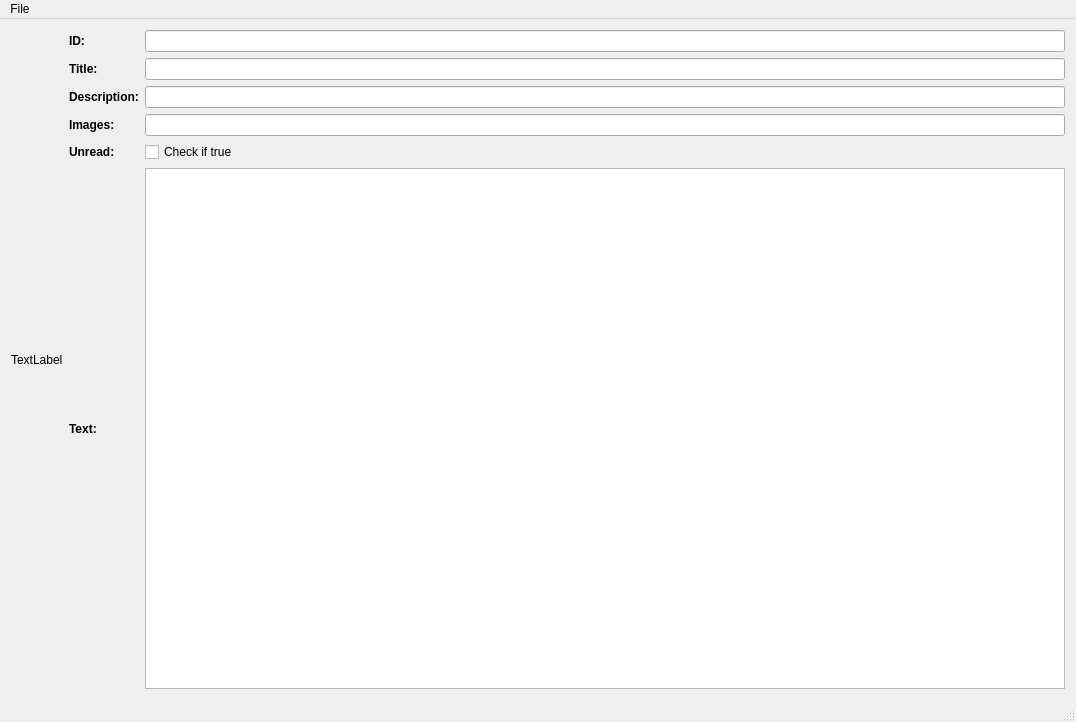
The window that mainwindow.ui (IAmBullsaw/JsonEditor) describes before a commit, drawn with Qt 5.
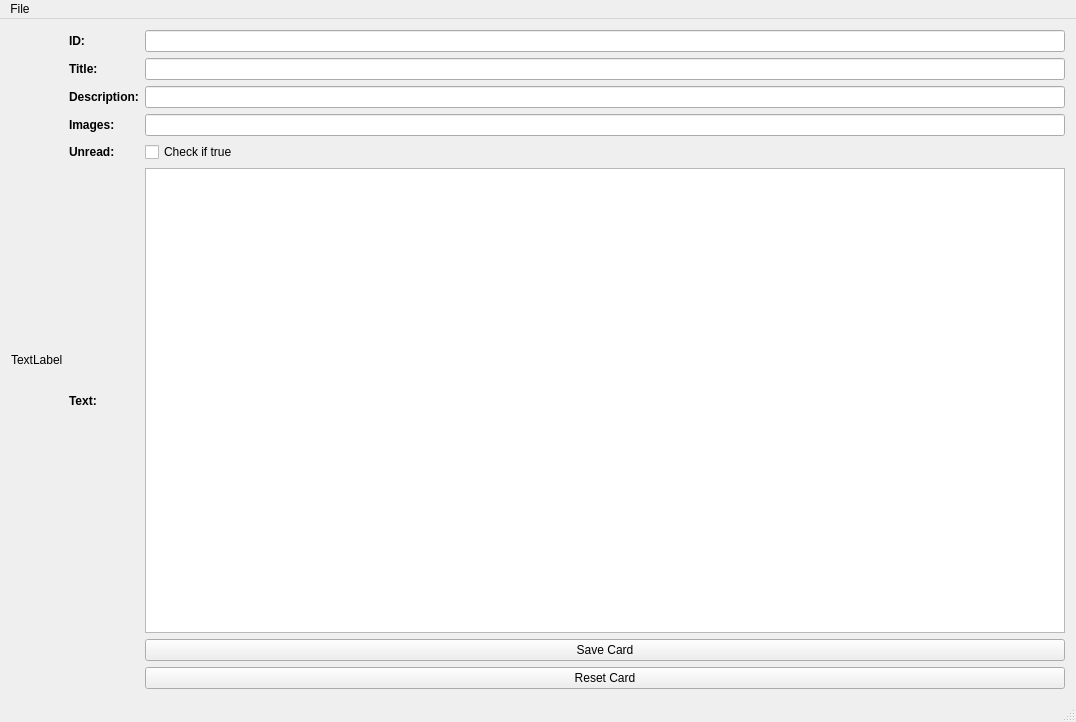
The same window after the commit.

Commit message: adds: removes old cards when opening another file

The edit to the form file:
```diff
--- a/mainwindow.ui
+++ b/mainwindow.ui
@@ -154,6 +154,20 @@
           </property>
          </widget>
         </item>
+        <item row="7" column="1">
+         <widget class="QPushButton" name="pushButton_resetCard">
+          <property name="text">
+           <string>Reset Card</string>
+          </property>
+         </widget>
+        </item>
+        <item row="6" column="1">
+         <widget class="QPushButton" name="pushButton_saveCard">
+          <property name="text">
+           <string>Save Card</string>
+          </property>
+         </widget>
+        </item>
        </layout>
       </item>
      </layout>
```
Left out of the diff: 6 changed lines with no effect on the pictures. The commit also changes 3 other files.
